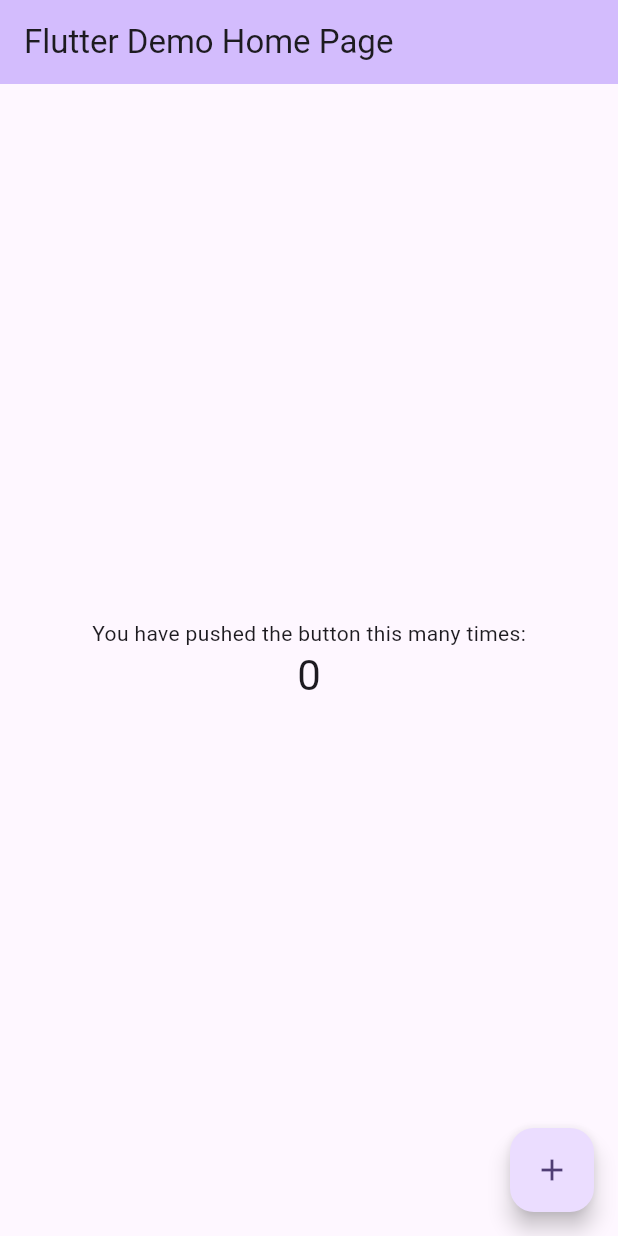
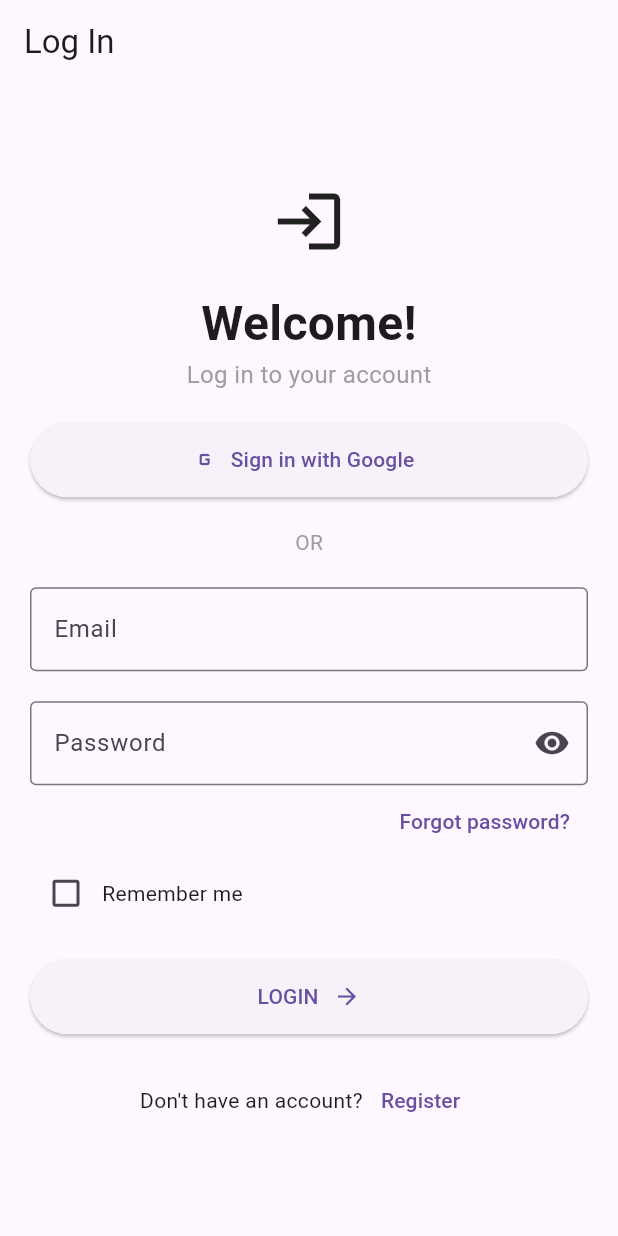
Before and after one commit to IoT-SocialTech/mobile-application-miam, a Flutter app: the screen it shows after launch, on a phone screen of 412 x 824 dp. Run offline on Flutter 3.47's test engine with Material 3 defaults, Android fonts, the light colour scheme and no system bars; our stand-ins replace flutter_bloc.

Commit message:
Primer commit en la rama develop

```diff
--- /dev/null
+++ b/lib/account/application/bloc_or_cubit/login_cubit.dart
@@ -0,0 +1,33 @@
+// lib/account/application/bloc_or_cubit/login_cubit.dart
+import 'package:flutter_bloc/flutter_bloc.dart';
+import 'package:miam_flutter/Account/application/use_cases/login_use_case.dart';
+
+class LoginCubit extends Cubit<LoginState> {
+  final LoginUseCase loginUseCase;
+
+  LoginCubit(this.loginUseCase) : super(LoginInitial());
+
+  Future<void> login(String email, String password) async {
+    try {
+      emit(LoginLoading());
+      await loginUseCase.execute(email, password);
+      emit(LoginSuccess());
+    } catch (error) {
+      emit(LoginFailure(error.toString()));
+    }
+  }
+}
+
+// login_state.dart
+abstract class LoginState {}
+
+class LoginInitial extends LoginState {}
+
+class LoginLoading extends LoginState {}
+
+class LoginSuccess extends LoginState {}
+
+class LoginFailure extends LoginState {
+  final String error;
+  LoginFailure(this.error);
+}
--- /dev/null
+++ b/lib/account/application/use_cases/login_use_case.dart
@@ -0,0 +1,12 @@
+// lib/application/use_cases/login_use_case.dart
+import 'package:miam_flutter/account/domain/repositories/auth_repository.dart';
+
+class LoginUseCase {
+  final AuthRepository authRepository;
+
+  LoginUseCase(this.authRepository);
+
+  Future<void> execute(String email, String password) async {
+    await authRepository.login(email, password);
+  }
+}
--- /dev/null
+++ b/lib/account/domain/repositories/auth_repository.dart
@@ -0,0 +1,4 @@
+// lib/domain/repositories/auth_repository.dart
+abstract class AuthRepository {
+  Future<void> login(String email, String password);
+}
--- /dev/null
+++ b/lib/account/infrastructure/repositories_implementations/auth_repository_impl.dart
@@ -0,0 +1,14 @@
+import 'package:miam_flutter/account/domain/repositories/auth_repository.dart';
+
+
+class AuthRepositoryImpl implements AuthRepository {
+  @override
+  Future<void> login(String email, String password) async {
+    // Aquí es donde iría tu lógica de autenticación, como una llamada a un servidor de autenticación o Firebase.
+    // Puedes simular un inicio de sesión por ahora:
+    await Future.delayed(Duration(seconds: 2)); // Simular tiempo de espera
+    if (email != "test@example.com" || password != "password") {
+      throw Exception("Invalid email or password");
+    }
+  }
+}
--- /dev/null
+++ b/lib/account/presentation/screens/login_screen.dart
@@ -0,0 +1,174 @@
+// lib/account/presentation/screens/login_screen.dart
+import 'package:flutter/material.dart';
+import 'package:flutter_bloc/flutter_bloc.dart';
+import 'package:miam_flutter/account/application/bloc_or_cubit/login_cubit.dart';
+
+class LoginScreen extends StatefulWidget {
+  @override
+  _LoginScreenState createState() => _LoginScreenState();
+}
+
+class _LoginScreenState extends State<LoginScreen> {
+  final TextEditingController _emailController = TextEditingController();
+  final TextEditingController _passwordController = TextEditingController();
+  bool _rememberMe = false;
+  bool _obscurePassword = true;
+
+  @override
+  Widget build(BuildContext context) {
+    return Scaffold(
+      appBar: AppBar(
+        title: Text("Log In"),
+      ),
+      body: Padding(
+        padding: const EdgeInsets.symmetric(horizontal: 20.0),
+        child: Column(
+          mainAxisAlignment: MainAxisAlignment.center,
+          children: [
+            Icon(
+              Icons.login,
+              size: 50,
+            ),
+            SizedBox(height: 20),
+            Text(
+              'Welcome!',
+              style: TextStyle(fontSize: 32, fontWeight: FontWeight.bold),
+            ),
+            Text(
+              'Log in to your account',
+              style: TextStyle(fontSize: 16, color: Colors.grey),
+            ),
+            SizedBox(height: 20),
+            ElevatedButton.icon(
+              onPressed: () {
+                // Aquí puedes implementar la lógica para Google Sign In
+              },
+              icon: Icon(Icons.g_mobiledata),
+              label: Text('Sign in with Google'),
+              style: ElevatedButton.styleFrom(
+                minimumSize: Size(double.infinity, 50),
+              ),
+            ),
+            SizedBox(height: 20),
+            Text('OR', style: TextStyle(color: Colors.grey)),
+            SizedBox(height: 20),
+            TextFormField(
+              controller: _emailController,
+              decoration: InputDecoration(
+                labelText: 'Email',
+                border: OutlineInputBorder(),
+              ),
+            ),
+            SizedBox(height: 20),
+            TextFormField(
+              controller: _passwordController,
+              obscureText: _obscurePassword,
+              decoration: InputDecoration(
+                labelText: 'Password',
+                border: OutlineInputBorder(),
+                suffixIcon: IconButton(
+                  icon: Icon(
+                    _obscurePassword ? Icons.visibility : Icons.visibility_off,
+                  ),
+                  onPressed: () {
+                    setState(() {
+                      _obscurePassword = !_obscurePassword;
+                    });
+                  },
+                ),
+              ),
+            ),
+            Align(
+              alignment: Alignment.centerRight,
+              child: TextButton(
+                onPressed: () {
+                  // Implementar la lógica para "Forgot password"
+                },
+                child: Text('Forgot password?'),
+              ),
+            ),
+            Row(
+              children: [
+                Checkbox(
+                  value: _rememberMe,
+                  onChanged: (value) {
+                    setState(() {
+                      _rememberMe = value!;
+                    });
+                  },
+                ),
+                Text('Remember me'),
+              ],
+            ),
+            SizedBox(height: 20),
+
+            // BlocConsumer para escuchar el estado del LoginCubit
+            BlocConsumer<LoginCubit, LoginState>(
+              listener: (context, state) {
+                if (state is LoginFailure) {
+                  // Mostrar un mensaje de error si el login falla
+                  ScaffoldMessenger.of(context).showSnackBar(
+                    SnackBar(content: Text(state.error)),
+                  );
+                }
+                if (state is LoginSuccess) {
+                  // Mostrar mensaje de éxito o navegar a la siguiente pantalla
+                  ScaffoldMessenger.of(context).showSnackBar(
+                    SnackBar(content: Text('Login Successful')),
+                  );
+                  // Navegar a la siguiente pantalla
+                  // Navigator.push(context, ...);
+                }
+              },
+              builder: (context, state) {
+                if (state is LoginLoading) {
+                  return CircularProgressIndicator();
+                }
+                return ElevatedButton(
+                  onPressed: () {
+                    final email = _emailController.text;
+                    final password = _passwordController.text;
+
+                    // Validar campos antes de enviar los datos
+                    if (email.isEmpty || password.isEmpty) {
+                      ScaffoldMessenger.of(context).showSnackBar(
+                        SnackBar(content: Text('Please fill in all fields')),
+                      );
+                    } else {
+                      // Llamar a la función de login del LoginCubit
+                      context.read<LoginCubit>().login(email, password);
+                    }
+                  },
+                  child: Row(
+                    mainAxisAlignment: MainAxisAlignment.center,
+                    children: [
+                      Text('LOGIN'),
+                      SizedBox(width: 10),
+                      Icon(Icons.arrow_forward),
+                    ],
+                  ),
+                  style: ElevatedButton.styleFrom(
+                    minimumSize: Size(double.infinity, 50),
+                  ),
+                );
+              },
+            ),
+            SizedBox(height: 20),
+            Row(
+              mainAxisAlignment: MainAxisAlignment.center,
+              children: [
+                Text("Don't have an account?"),
+                TextButton(
+                  onPressed: () {
+                    // Navegar a la pantalla de registro
+                  },
+                  child: Text('Register'),
+                ),
+              ],
+            ),
+          ],
+        ),
+      ),
+    );
+  }
+}
--- a/lib/main.dart
+++ b/lib/main.dart
@@ -1,110 +1,34 @@
+// lib/main.dart
 import 'package:flutter/material.dart';
+import 'package:flutter_bloc/flutter_bloc.dart';
+import 'package:miam_flutter/account/application/bloc_or_cubit/login_cubit.dart';
+import 'package:miam_flutter/account/domain/repositories/auth_repository.dart';
+import 'package:miam_flutter/account/infrastructure/repositories_implementations/auth_repository_impl.dart';
+import 'package:miam_flutter/account/presentation/screens/login_screen.dart';
+
+import 'Account/application/use_cases/login_use_case.dart';
+
 
 void main() {
-  runApp(const MyApp());
+  runApp(MyApp());
 }
 
 class MyApp extends StatelessWidget {
-  const MyApp({super.key});
-
-  // This widget is the root of your application.
   @override
   Widget build(BuildContext context) {
-    return MaterialApp(
-      title: 'Flutter Demo',
-      theme: ThemeData(
-        colorScheme: ColorScheme.fromSeed(seedColor: Colors.deepPurple),
-        useMaterial3: true,
+    return MultiBlocProvider(
+      providers: [
+        BlocProvider<LoginCubit>(
+          create: (context) => LoginCubit(
+            LoginUseCase(AuthRepositoryImpl()),
+          ),
+        ),
+      ],
+      child: MaterialApp(
+        title: 'Flutter DDD Login',
+        home: LoginScreen(),
+        debugShowCheckedModeBanner: false,
       ),
-      home: const MyHomePage(title: 'Flutter Demo Home Page'),
     );
   }
 }
-
-class MyHomePage extends StatefulWidget {
-  const MyHomePage({super.key, required this.title});
-
-  // This widget is the home page of your application. It is stateful, meaning
-  // that it has a State object (defined below) that contains fields that affect
-  // how it looks.
-
-  // This class is the configuration for the state. It holds the values (in this
-  // case the title) provided by the parent (in this case the App widget) and
-  // used by the build method of the State. Fields in a Widget subclass are
-  // always marked "final".
-
-  final String title;
-
-  @override
-  State<MyHomePage> createState() => _MyHomePageState();
-}
-
-class _MyHomePageState extends State<MyHomePage> {
-  int _counter = 0;
-
-  void _incrementCounter() {
-    setState(() {
-      // This call to setState tells the Flutter framework that something has
-      // changed in this State, which causes it to rerun the build method below
-      // so that the display can reflect the updated values. If we changed
-      // _counter without calling setState(), then the build method would not be
-      // called again, and so nothing would appear to happen.
-      _counter++;
-    });
-  }
-
-  @override
-  Widget build(BuildContext context) {
-    // This method is rerun every time setState is called, for instance as done
-    // by the _incrementCounter method above.
-    //
-    // The Flutter framework has been optimized to make rerunning build methods
-    // fast, so that you can just rebuild anything that needs updating rather
-    // than having to individually change instances of widgets.
-    return Scaffold(
-      appBar: AppBar(
-        // TRY THIS: Try changing the color here to a specific color (to
-        // Colors.amber, perhaps?) and trigger a hot reload to see the AppBar
-        // change color while the other colors stay the same.
-        backgroundColor: Theme.of(context).colorScheme.inversePrimary,
-        // Here we take the value from the MyHomePage object that was created by
-        // the App.build method, and use it to set our appbar title.
-        title: Text(widget.title),
-      ),
-      body: Center(
-        // Center is a layout widget. It takes a single child and positions it
-        // in the middle of the parent.
-        child: Column(
-          // Column is also a layout widget. It takes a list of children and
-          // arranges them vertically. By default, it sizes itself to fit its
-          // children horizontally, and tries to be as tall as its parent.
-          //
-          // Column has various properties to control how it sizes itself and
-          // how it positions its children. Here we use mainAxisAlignment to
-          // center the children vertically; the main axis here is the vertical
-          // axis because Columns are vertical (the cross axis would be
-          // horizontal).
-          //
-          // TRY THIS: Invoke "debug painting" (choose the "Toggle Debug Paint"
-          // action in the IDE, or press "p" in the console), to see the
-          // wireframe for each widget.
-          mainAxisAlignment: MainAxisAlignment.center,
-          children: <Widget>[
-            const Text(
-              'You have pushed the button this many times:',
-            ),
-            Text(
-              '$_counter',
-              style: Theme.of(context).textTheme.headlineMedium,
-            ),
-          ],
-        ),
-      ),
-      floatingActionButton: FloatingActionButton(
-        onPressed: _incrementCounter,
-        tooltip: 'Increment',
-        child: const Icon(Icons.add),
-      ), // This trailing comma makes auto-formatting nicer for build methods.
-    );
-  }
-}
--- a/pubspec.yaml
+++ b/pubspec.yaml
@@ -30,7 +30,7 @@ environment:
 dependencies:
   flutter:
     sdk: flutter
-
+  flutter_bloc: ^8.1.0
 
   # The following adds the Cupertino Icons font to your application.
   # Use with the CupertinoIcons class for iOS style icons.
```
Also changed, not shown: pubspec.lock.
